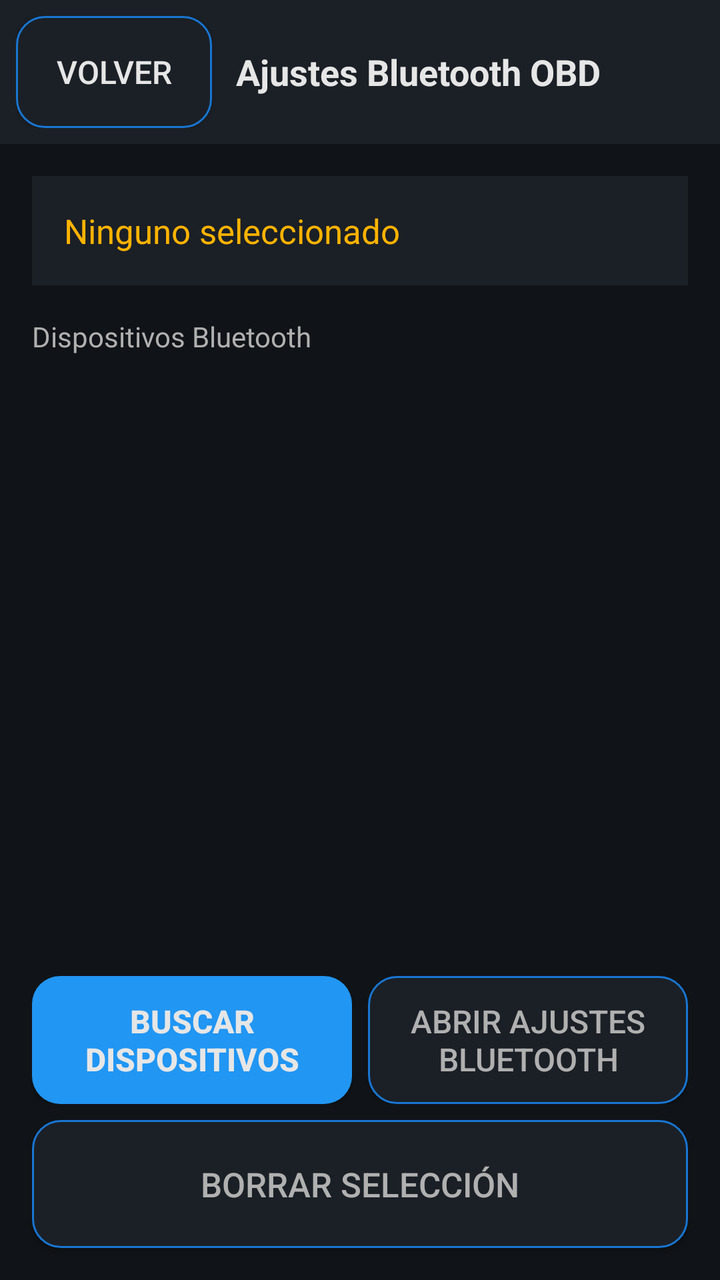
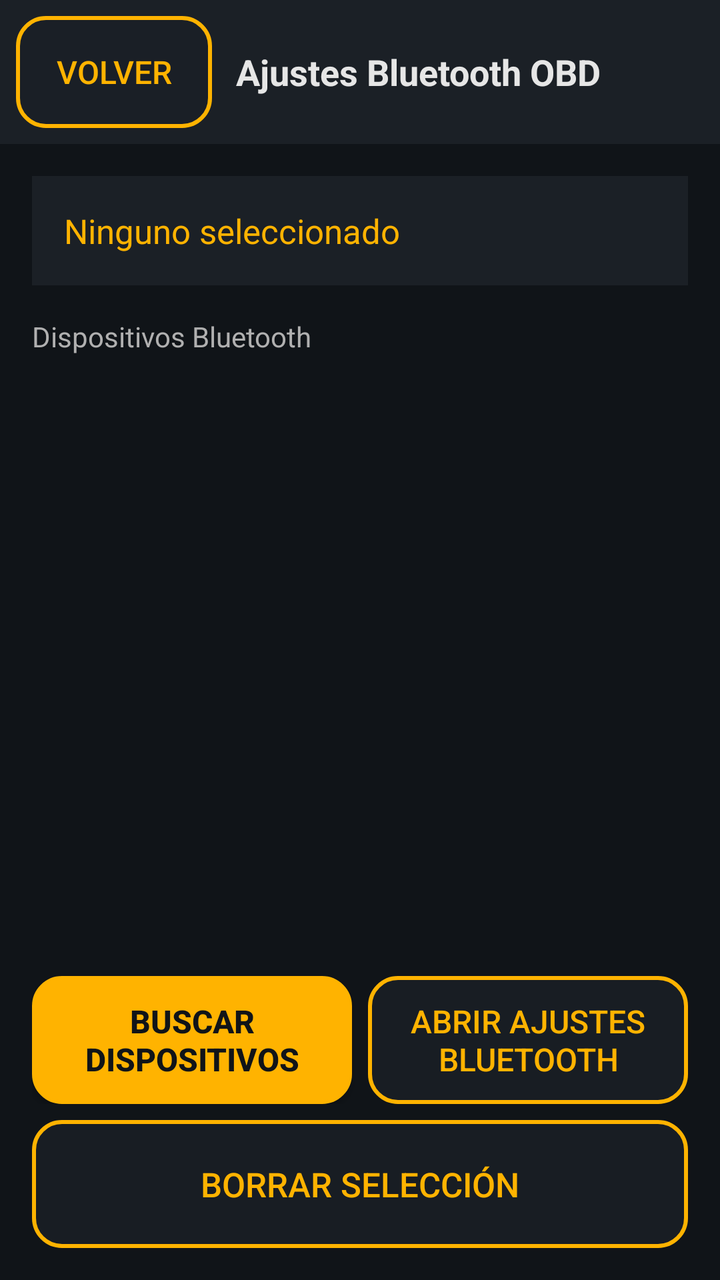

Before-and-after screenshots of an Android layout around one commit, followed by the original layout XML and the change that was made.
<!-- AndroidManifest.xml: application theme Theme.ObdMap -->
<!-- res/layout/activity_obd_bluetooth.xml -->
<?xml version="1.0" encoding="utf-8"?>
<LinearLayout xmlns:android="http://schemas.android.com/apk/res/android"
    android:layout_width="match_parent"
    android:layout_height="match_parent"
    android:background="@color/background_dark"
    android:orientation="vertical">

    
    <LinearLayout
        android:layout_width="match_parent"
        android:layout_height="wrap_content"
        android:background="@color/surface_dark"
        android:orientation="horizontal"
        android:padding="8dp">

        <Button
            android:id="@+id/backButton"
            android:layout_width="wrap_content"
            android:layout_height="wrap_content"
            android:layout_gravity="center_vertical"
            android:background="@drawable/btn_surface"
            android:minHeight="56dp"
            android:paddingStart="20dp"
            android:paddingEnd="20dp"
            android:text="@string/back_button"
            android:textColor="@color/text_primary"
            android:textSize="16sp" />

        <TextView
            android:layout_width="0dp"
            android:layout_height="wrap_content"
            android:layout_gravity="center_vertical"
            android:layout_marginStart="12dp"
            android:layout_weight="1"
            android:text="@string/settings_open_bluetooth"
            android:textColor="@color/text_primary"
            android:textSize="18sp"
            android:textStyle="bold" />
    </LinearLayout>

    
    <TextView
        android:id="@+id/selectedDeviceText"
        android:layout_width="match_parent"
        android:layout_height="wrap_content"
        android:layout_margin="16dp"
        android:background="@color/surface_dark"
        android:padding="16dp"
        android:text="@string/settings_none_selected"
        android:textColor="@color/accent"
        android:textSize="17sp" />

    
    <TextView
        android:layout_width="match_parent"
        android:layout_height="wrap_content"
        android:layout_marginStart="16dp"
        android:layout_marginEnd="16dp"
        android:layout_marginBottom="4dp"
        android:text="@string/settings_section_devices"
        android:textColor="@color/text_secondary"
        android:textSize="14sp" />

    
    <ListView
        android:id="@+id/pairedDevicesList"
        android:layout_width="match_parent"
        android:layout_height="0dp"
        android:layout_marginStart="16dp"
        android:layout_marginEnd="16dp"
        android:layout_weight="1"
        android:divider="@color/surface_dark"
        android:dividerHeight="1dp"
        android:scrollbars="vertical" />

    
    <TextView
        android:id="@+id/statusMessage"
        android:layout_width="match_parent"
        android:layout_height="0dp"
        android:layout_marginStart="16dp"
        android:layout_marginEnd="16dp"
        android:layout_weight="1"
        android:gravity="center"
        android:textColor="@color/text_secondary"
        android:textSize="15sp"
        android:visibility="gone" />

    
    <LinearLayout
        android:layout_width="match_parent"
        android:layout_height="wrap_content"
        android:orientation="horizontal"
        android:paddingStart="16dp"
        android:paddingEnd="16dp"
        android:paddingTop="8dp">

        <Button
            android:id="@+id/scanButton"
            android:layout_width="0dp"
            android:layout_height="wrap_content"
            android:layout_weight="1"
            android:layout_marginEnd="8dp"
            android:background="@drawable/btn_primary"
            android:minHeight="64dp"
            android:text="@string/settings_scan_button"
            android:textColor="@color/text_primary"
            android:textSize="16sp"
            android:textStyle="bold" />

        <Button
            android:id="@+id/openBtSettingsButton"
            android:layout_width="0dp"
            android:layout_height="wrap_content"
            android:layout_weight="1"
            android:background="@drawable/btn_surface"
            android:minHeight="64dp"
            android:text="@string/settings_open_bt_settings"
            android:textColor="@color/text_secondary"
            android:textSize="16sp" />

    </LinearLayout>

    
    <Button
        android:id="@+id/clearSelectionButton"
        android:layout_width="match_parent"
        android:layout_height="wrap_content"
        android:layout_marginStart="16dp"
        android:layout_marginEnd="16dp"
        android:layout_marginTop="8dp"
        android:layout_marginBottom="16dp"
        android:background="@drawable/btn_surface"
        android:minHeight="64dp"
        android:text="@string/settings_clear_button"
        android:textColor="@color/text_secondary"
        android:textSize="17sp" />

</LinearLayout>
<!-- resources referenced by this layout -->
<resources>
  <color name="accent">#FFFFB300</color>
  <color name="background_dark">#FF101418</color>
  <color name="surface_dark">#FF1B2026</color>
  <color name="text_primary">#FFE6E6E6</color>
  <color name="text_secondary">#FFB0B0B0</color>
  <!-- drawable btn_primary (drawable) -->
  <?xml version="1.0" encoding="utf-8"?>
  <ripple xmlns:android="http://schemas.android.com/apk/res/android"
      android:color="@color/primary_dark">
      <item>
          <shape android:shape="rectangle">
              <solid android:color="@color/primary" />
              <corners android:radius="14dp" />
          </shape>
      </item>
  </ripple>
  <!-- drawable btn_surface (drawable) -->
  <?xml version="1.0" encoding="utf-8"?>
  <ripple xmlns:android="http://schemas.android.com/apk/res/android"
      android:color="@color/primary">
      <item>
          <shape android:shape="rectangle">
              <solid android:color="@color/surface_dark" />
              <corners android:radius="14dp" />
              <stroke android:width="1dp" android:color="@color/primary_dark" />
          </shape>
      </item>
  </ripple>
  <string name="back_button">Volver</string>
  <string name="settings_clear_button">Borrar selección</string>
  <string name="settings_none_selected">Ninguno seleccionado</string>
  <string name="settings_open_bluetooth">Ajustes Bluetooth OBD</string>
  <string name="settings_open_bt_settings">Abrir ajustes Bluetooth</string>
  <string name="settings_scan_button">Buscar dispositivos</string>
  <string name="settings_section_devices">Dispositivos Bluetooth</string>
  <style name="Theme.ObdMap" parent="Theme.AppCompat.NoActionBar">
          <item name="colorPrimary">@color/primary</item>
          <item name="colorPrimaryDark">@color/primary_dark</item>
          <item name="colorAccent">@color/accent</item>
          <item name="android:windowBackground">@color/background_dark</item>
          <item name="android:textColorPrimary">@color/text_primary</item>
          <item name="android:textColorSecondary">@color/text_secondary</item>
          <item name="android:windowFullscreen">true</item>
      </style>
  <color name="primary_dark">#FF1976D2</color>
  <color name="primary">#FF2196F3</color>
</resources>

<!-- the commit's change to res/layout/activity_obd_bluetooth.xml (unified diff, before → after) -->
@@ -18,12 +18,12 @@
             android:layout_width="wrap_content"
             android:layout_height="wrap_content"
             android:layout_gravity="center_vertical"
-            android:background="@drawable/btn_surface"
+            android:background="@drawable/btn_hud_night"
             android:minHeight="56dp"
             android:paddingStart="20dp"
             android:paddingEnd="20dp"
             android:text="@string/back_button"
-            android:textColor="@color/text_primary"
+            android:textColor="@color/accent"
             android:textSize="16sp" />
 
         <TextView
@@ -101,10 +101,10 @@
             android:layout_height="wrap_content"
             android:layout_weight="1"
             android:layout_marginEnd="8dp"
-            android:background="@drawable/btn_primary"
+            android:background="@drawable/btn_hud_primary"
             android:minHeight="64dp"
             android:text="@string/settings_scan_button"
-            android:textColor="@color/text_primary"
+            android:textColor="@color/on_accent"
             android:textSize="16sp"
             android:textStyle="bold" />
 
@@ -113,10 +113,10 @@
             android:layout_width="0dp"
             android:layout_height="wrap_content"
             android:layout_weight="1"
-            android:background="@drawable/btn_surface"
+            android:background="@drawable/btn_hud_night"
             android:minHeight="64dp"
             android:text="@string/settings_open_bt_settings"
-            android:textColor="@color/text_secondary"
+            android:textColor="@color/accent"
             android:textSize="16sp" />
 
     </LinearLayout>
@@ -130,10 +130,10 @@
         android:layout_marginEnd="16dp"
         android:layout_marginTop="8dp"
         android:layout_marginBottom="16dp"
-        android:background="@drawable/btn_surface"
+        android:background="@drawable/btn_hud_night"
         android:minHeight="64dp"
         android:text="@string/settings_clear_button"
-        android:textColor="@color/text_secondary"
+        android:textColor="@color/accent"
         android:textSize="17sp" />
 
 </LinearLayout>
<!-- resource entries referenced after the edit -->
@@ -2,29 +2,35 @@
 <resources>
   <color name="accent">#FFFFB300</color>
   <color name="background_dark">#FF101418</color>
+  <color name="on_accent">#FF101418</color>
   <color name="surface_dark">#FF1B2026</color>
   <color name="text_primary">#FFE6E6E6</color>
   <color name="text_secondary">#FFB0B0B0</color>
-  <!-- drawable btn_primary (drawable) -->
+  <!-- drawable btn_hud_night (drawable) -->
   <?xml version="1.0" encoding="utf-8"?>
   <ripple xmlns:android="http://schemas.android.com/apk/res/android"
-      android:color="@color/primary_dark">
+      android:color="@color/accent">
       <item>
           <shape android:shape="rectangle">
-              <solid android:color="@color/primary" />
+              <solid android:color="#CC1B2026" />
+              <stroke
+                  android:width="2dp"
+                  android:color="@color/accent" />
               <corners android:radius="14dp" />
           </shape>
       </item>
   </ripple>
-  <!-- drawable btn_surface (drawable) -->
+  <!-- drawable btn_hud_primary (drawable) -->
   <?xml version="1.0" encoding="utf-8"?>
   <ripple xmlns:android="http://schemas.android.com/apk/res/android"
-      android:color="@color/primary">
+      android:color="@color/on_accent">
       <item>
           <shape android:shape="rectangle">
-              <solid android:color="@color/surface_dark" />
+              <solid android:color="@color/accent" />
+              <stroke
+                  android:width="2dp"
+                  android:color="@color/accent" />
               <corners android:radius="14dp" />
-              <stroke android:width="1dp" android:color="@color/primary_dark" />
           </shape>
       </item>
   </ripple>
